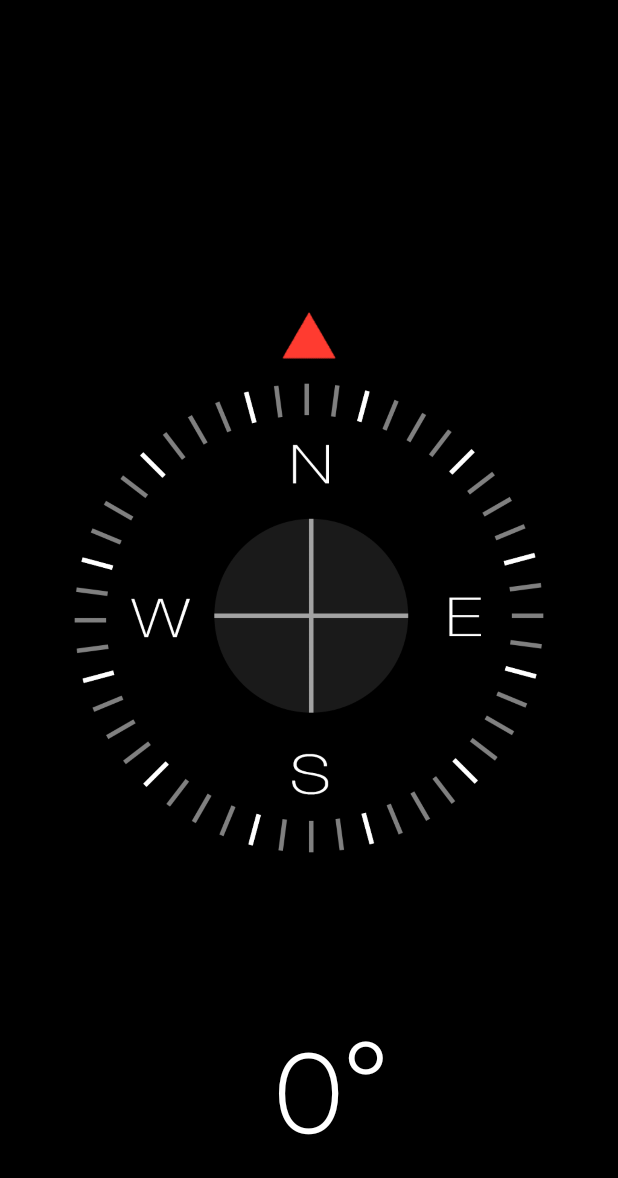
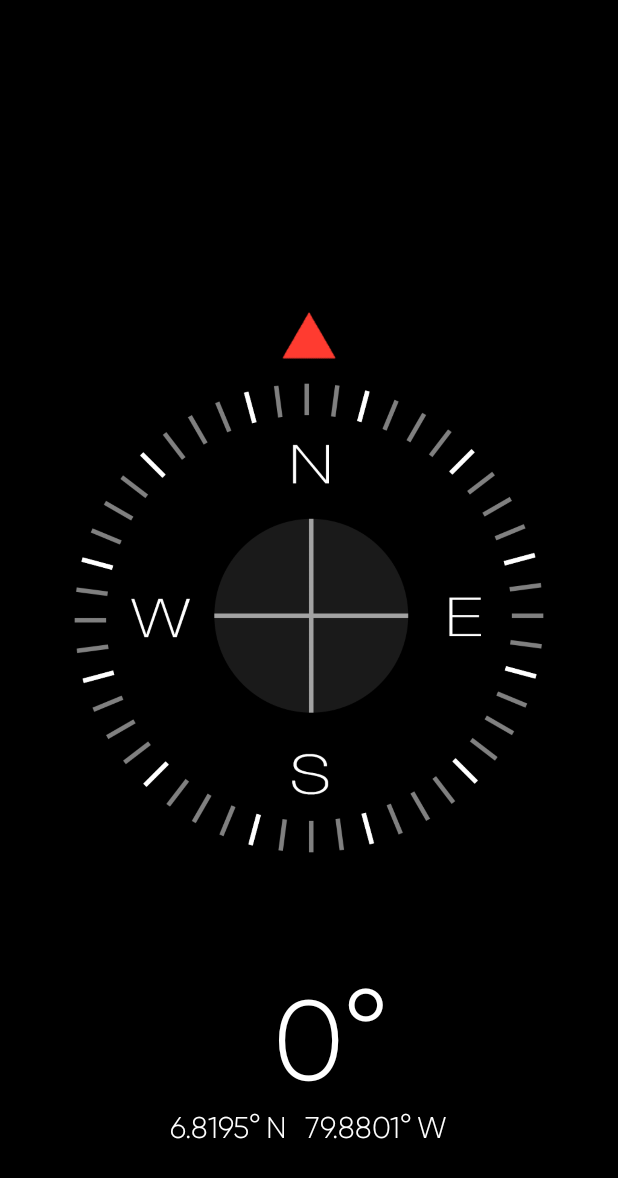
Before and after one commit to Malith97/compass, an Android app: the screen it shows after launch (MainActivity), on a phone screen of 412 x 824 dp. Shown: the top 1178 px of the screen. Run offline under Robolectric (Android 15) with nearby library versions, the light colour scheme and no system bars.

Commit message:
Geo Location

```diff
--- a/app/build.gradle
+++ b/app/build.gradle
@@ -1,15 +1,16 @@
 apply plugin: 'com.android.application'
 
 android {
-    compileSdkVersion 29
-    buildToolsVersion "29.0.3"
+    compileSdkVersion 28
+    buildToolsVersion '28.0.3'
     defaultConfig {
         applicationId "com.example.compass"
         minSdkVersion 23
-        targetSdkVersion 29
+        targetSdkVersion 28
         versionCode 1
         versionName "1.0"
         testInstrumentationRunner "androidx.test.runner.AndroidJUnitRunner"
+        signingConfig signingConfigs.debug
     }
     buildTypes {
         release {
--- a/app/src/main/AndroidManifest.xml
+++ b/app/src/main/AndroidManifest.xml
@@ -3,6 +3,8 @@
     package="com.example.compass">
 
     <uses-permission android:name="android.permission.ACCESS_FINE_LOCATION" />
+    <uses-permission android:name="android.permission.ACCESS_COARSE_LOCATION" />
+    <uses-permission android:name="android.permission.INTERNET" />
 
     <application
         android:allowBackup="true"
--- a/app/src/main/res/layout/activity_main.xml
+++ b/app/src/main/res/layout/activity_main.xml
@@ -16,6 +16,7 @@
         android:layout_centerHorizontal="true"
         android:scaleType="centerInside"/>
 
+
     <TextView
         android:id="@+id/tv_degree"
         android:layout_width="wrap_content"
@@ -24,7 +25,7 @@
         android:layout_centerHorizontal="true"
         android:fontFamily="@font/g_light"
         android:textSize="75sp"
-        android:layout_marginBottom="50dp"
+        android:layout_marginBottom="85dp"
         android:textColor="@color/white"
         android:text="0"/>
 
@@ -35,10 +36,75 @@
         android:layout_toRightOf="@+id/tv_degree"
         android:layout_alignParentBottom="true"
         android:layout_centerHorizontal="true"
-        android:layout_marginBottom="50dp"
+        android:layout_marginBottom="85dp"
         android:textSize="75sp"
         android:textColor="@color/white"
         android:fontFamily="@font/g_light"
         android:text="°"/>
 
+    <LinearLayout
+        android:layout_width="wrap_content"
+        android:layout_height="wrap_content"
+        android:orientation="horizontal"
+        android:layout_alignParentBottom="true"
+        android:layout_centerHorizontal="true">
+
+        <TextView
+            android:layout_width="wrap_content"
+            android:layout_height="wrap_content"
+            android:layout_toRightOf="@+id/tv_degree"
+            android:layout_alignParentBottom="true"
+            android:layout_centerHorizontal="true"
+            android:layout_marginBottom="60dp"
+            android:textSize="20sp"
+            android:textColor="@color/white"
+            android:fontFamily="@font/g_light"
+            android:text="6.8195°"/>
+
+        <TextView
+            android:layout_width="wrap_content"
+            android:layout_height="wrap_content"
+            android:layout_toRightOf="@+id/tv_degree"
+            android:layout_alignParentBottom="true"
+            android:layout_centerHorizontal="true"
+            android:layout_marginBottom="60dp"
+            android:textSize="20sp"
+            android:textColor="@color/white"
+            android:fontFamily="@font/g_light"
+            android:layout_marginLeft="3sp"
+            android:text="N"/>
+
+        <TextView
+            android:layout_width="wrap_content"
+            android:layout_height="wrap_content"
+            android:layout_toRightOf="@+id/tv_degree"
+            android:layout_alignParentBottom="true"
+            android:layout_centerHorizontal="true"
+            android:layout_marginBottom="60dp"
+            android:textSize="20sp"
+            android:textColor="@color/white"
+            android:fontFamily="@font/g_light"
+            android:layout_marginLeft="12sp"
+            android:text="79.8801°"/>
+
+        <TextView
+            android:layout_width="wrap_content"
+            android:layout_height="wrap_content"
+            android:layout_toRightOf="@+id/tv_degree"
+            android:layout_alignParentBottom="true"
+            android:layout_centerHorizontal="true"
+            android:layout_marginBottom="60dp"
+            android:textSize="20sp"
+            android:textColor="@color/white"
+            android:fontFamily="@font/g_light"
+            android:layout_marginLeft="3sp"
+            android:text="W"/>
+
+
+    </LinearLayout>
+
+
+
+
+
 </RelativeLayout>
```
Also changed, not shown: 2 other files.
